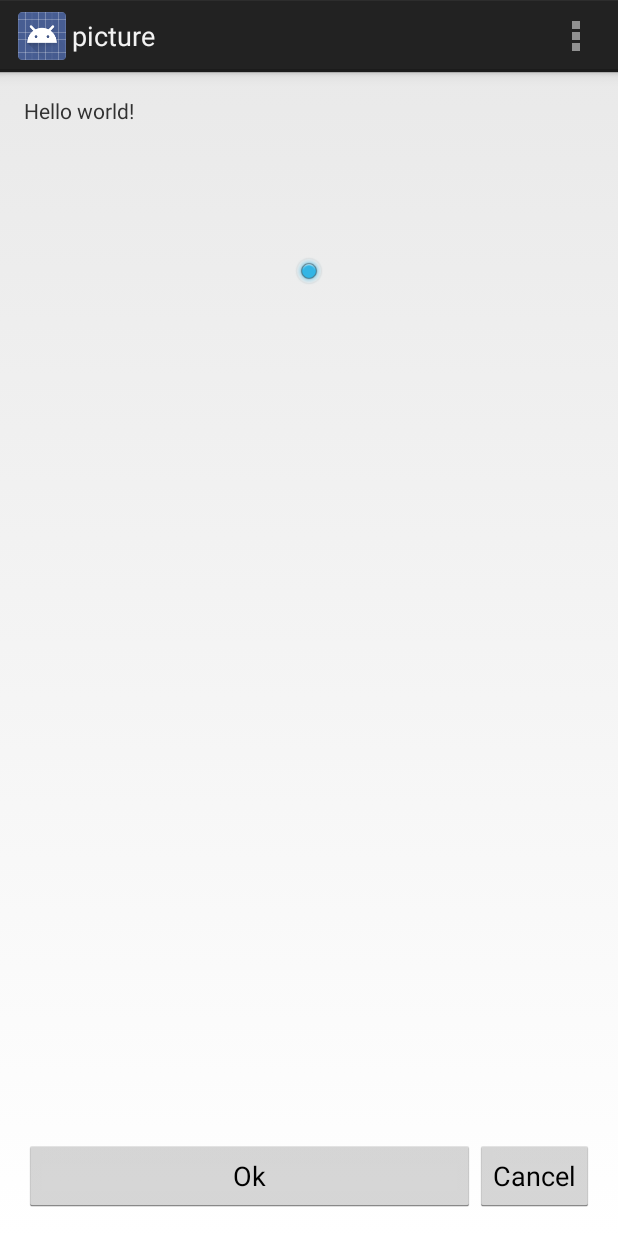
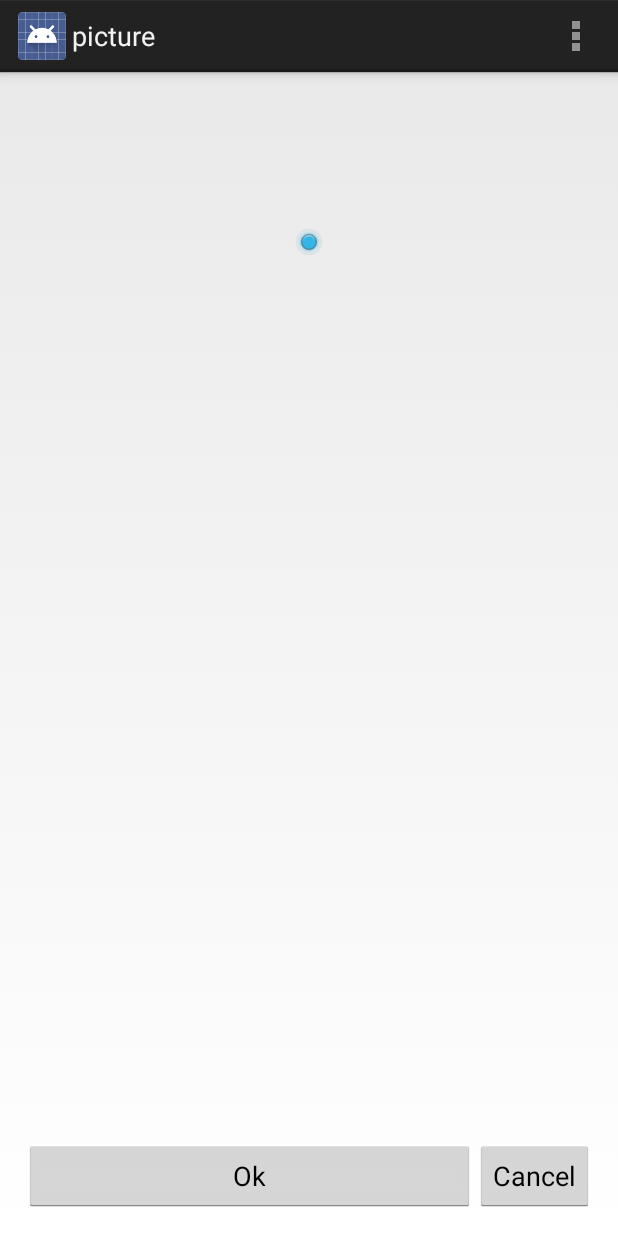
Before and after one commit to andzaytsev/AnyMap, an Android app: the Picture screen opened directly, with no data from a screen before it, on a phone screen of 412 x 824 dp. Run offline under Robolectric (Android 15) with nearby library versions, the phone set to English and light mode, and no system bars; 2 statements that could not run were skipped.

Commit message:
Fixed the second screen

```diff
--- a/app/src/main/res/layout/activity_picture.xml
+++ b/app/src/main/res/layout/activity_picture.xml
@@ -8,11 +8,6 @@
     android:paddingBottom="@dimen/activity_vertical_margin"
     tools:context="edu.uiuc.anymap.Picture">
 
-    <TextView
-        android:text="@string/hello_world"
-        android:layout_width="wrap_content"
-        android:layout_height="wrap_content"
-        android:id="@+id/textView" />
     <ImageView
         android:id="@+id/image_camera"
         android:layout_width="wrap_content"
@@ -21,7 +16,6 @@
         android:layout_alignParentStart="true"
         android:layout_alignParentRight="true"
         android:layout_alignParentEnd="true"
-        android:layout_below="@+id/textView"
         android:layout_above="@+id/button_ok" />
 
     <Button
@@ -51,9 +45,8 @@
     <ImageView
         android:layout_width="wrap_content"
         android:layout_height="wrap_content"
-        android:id="@+id/imageView"
+        android:id="@+id/image_location"
         android:src="@drawable/loc"
-        android:layout_below="@+id/textView"
         android:layout_centerHorizontal="true"
         android:layout_marginTop="81dp" />
 
```
Also changed, not shown: app/src/main/java/edu/uiuc/anymap/Picture.java (+10 -11 lines).
